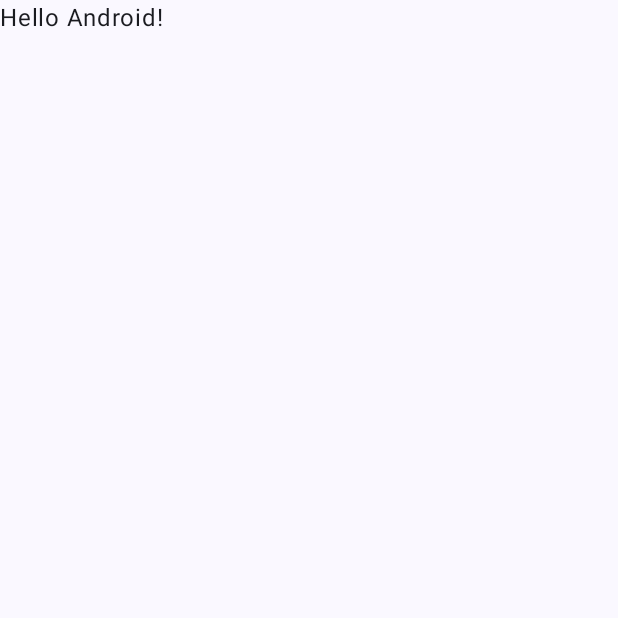
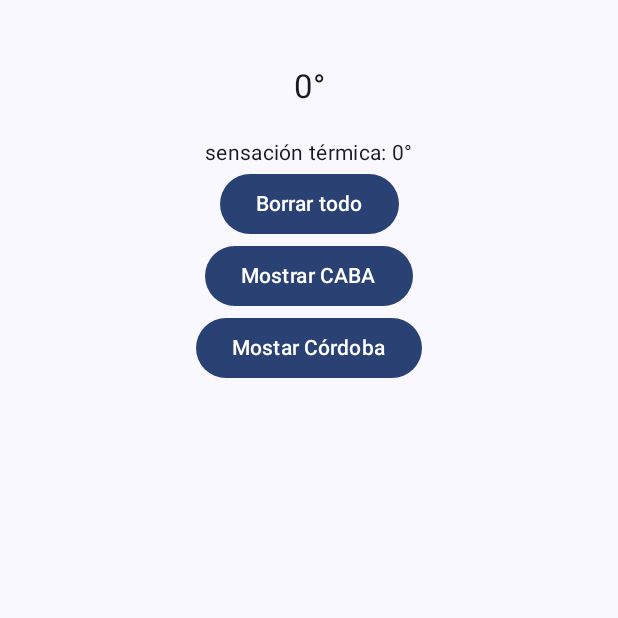
Before and after one commit to RevRad-92/weatherApp, an Android app built with Jetpack Compose: the screen it shows after launch (MainActivity), on a phone screen of 412 x 824 dp, the top half of it. Before the commit the part shown is almost empty. Run offline under Robolectric (Android 15) with nearby library versions, the phone set to English and light mode, and no system bars.

```diff
--- a/app/src/main/java/com/example/weatherapp/MainActivity.kt
+++ b/app/src/main/java/com/example/weatherapp/MainActivity.kt
@@ -22,25 +22,9 @@ class MainActivity : ComponentActivity() {
                     modifier = Modifier.fillMaxSize(),
                     color = MaterialTheme.colorScheme.background
                 ) {
-                    Greeting("Android")
+                    MainPage()
                 }
             }
         }
     }
 }
-
-@Composable
-fun Greeting(name: String, modifier: Modifier = Modifier) {
-    Text(
-        text = "Hello $name!",
-        modifier = modifier
-    )
-}
-
-@Preview(showBackground = true)
-@Composable
-fun GreetingPreview() {
-    WeatherAppTheme {
-        Greeting("Android")
-    }
-}
--- a/app/src/main/java/com/example/weatherapp/MainPage.kt
+++ b/app/src/main/java/com/example/weatherapp/MainPage.kt
@@ -28,7 +28,7 @@ fun MainView(
     viewModel: MainPageViewModel
 ) {
 
-    val ViewModel : MainPageViewModel = viewModel();
+
 
     Column (
         modifier = modifier
@@ -39,11 +39,11 @@ fun MainView(
         if (viewModel.noHayDatos.value){
             Text(text = "no hay nada para mostrar")
         } else {
-            Text(text = ViewModel.ciudad.value, style = MaterialTheme.typography.titleMedium)
+            Text(text = viewModel.ciudad.value, style = MaterialTheme.typography.titleMedium)
 
-            Text(text = "${ViewModel.temperatura.value}°", style = MaterialTheme.typography.titleLarge)
-            Text(text = ViewModel.descripcion.value, style = MaterialTheme.typography.bodyMedium)
-            Text(text = "sensación térmica: ${ViewModel.st.value}°", style = MaterialTheme.typography.bodyMedium)
+            Text(text = "${viewModel.temperatura.value}°", style = MaterialTheme.typography.titleLarge)
+            Text(text = viewModel.descripcion.value, style = MaterialTheme.typography.bodyMedium)
+            Text(text = "sensación térmica: ${viewModel.st.value}°", style = MaterialTheme.typography.bodyMedium)
         }
 
 
```
